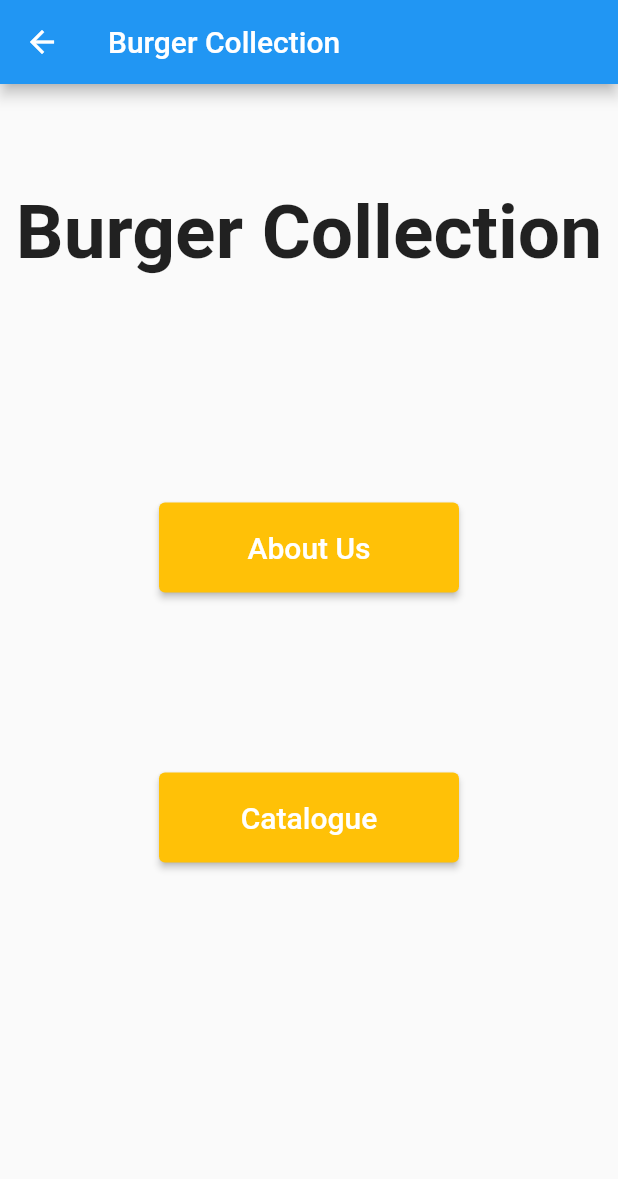
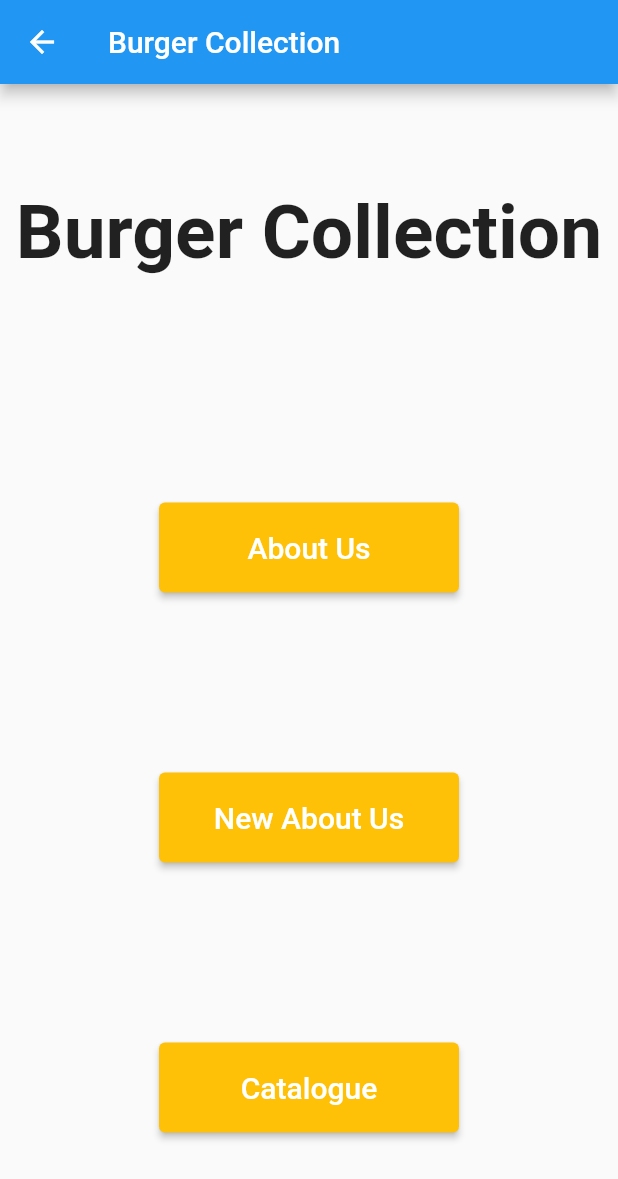
Before and after one commit to MartiDavicino/Flutter-App_Mobile-Devices, a Flutter app: the screen it shows after launch, after a tap on "Home Page", on a phone screen of 412 x 824 dp. Shown: the top 1179 px of the screen. Run offline on Flutter 3.47's test engine with Material 2 defaults, Android fonts, the phone set to English and light mode, and no system bars; our stand-ins replace cloud_firestore, firebase_core; accounts and stored records are empty.

Commit message:
New about us Page

```diff
--- a/App prototype/app_prototype/lib/homepage.dart
+++ b/App prototype/app_prototype/lib/homepage.dart
@@ -1,5 +1,6 @@
 import 'package:app_prototype/catalogue.dart';
 import 'package:app_prototype/aboutus.dart';
+import 'package:app_prototype/newaboutus.dart';
 import 'package:flutter/material.dart';
 import 'config.dart';
 
@@ -20,10 +21,12 @@ class HomePage extends StatelessWidget {
         child: Column(
           children: [
             const Header("Burger Collection"),
-            HomePageButton(
-                "About Us", MaterialPageRoute(builder: (context) => AboutUs(doc))),
-            HomePageButton(
-                "Catalogue", MaterialPageRoute(builder: (context) => Catalogue(doc))),
+            HomePageButton("About Us",
+                MaterialPageRoute(builder: (context) => AboutUs(doc))),
+            HomePageButton("New About Us",
+                MaterialPageRoute(builder: (context) => NewAboutUs())),
+            HomePageButton("Catalogue",
+                MaterialPageRoute(builder: (context) => Catalogue(doc))),
           ],
         ),
       ),
--- a/App prototype/app_prototype/pubspec.yaml
+++ b/App prototype/app_prototype/pubspec.yaml
@@ -38,6 +38,7 @@ dependencies:
   cloud_firestore: ^3.1.0
   intl: 0.17.0
   rxdart: 0.26.0
+
 
 
 
```
Also changed, not shown: App prototype/app_prototype/lib/newaboutus.dart (added, +53 -0 lines).
